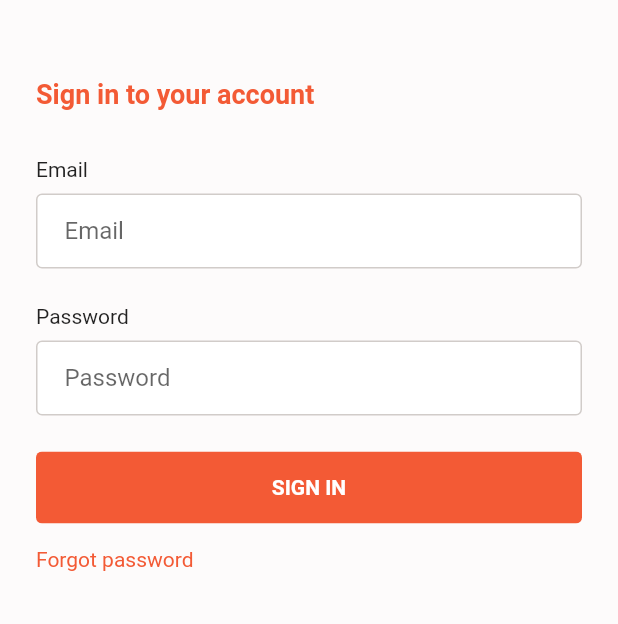
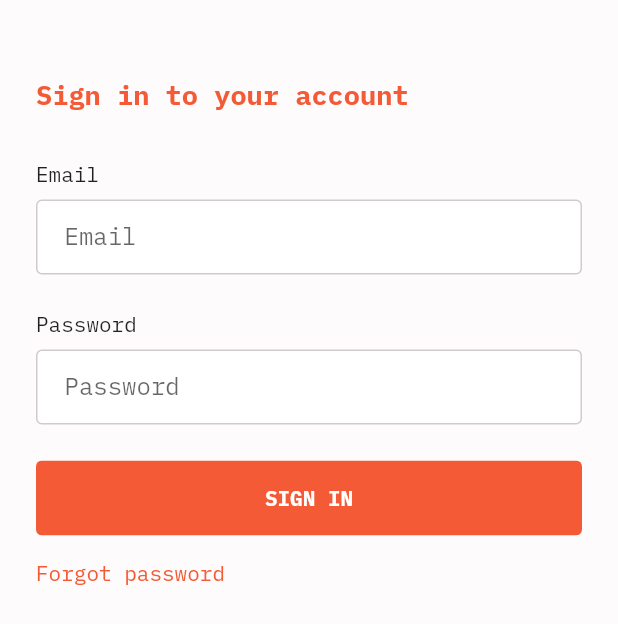
Before and after one commit to danheim/huntd-demo-flutter, a Flutter app: the screen it shows after launch, on a phone screen of 412 x 824 dp. Shown: the top 624 px of the screen. Run offline on Flutter 3.47's test engine with Material 2 defaults, Android fonts, the phone set to English and light mode, and no system bars; our stand-ins replace flushbar, google_fonts, shared_preferences.

Commit message:
add google fonts, IBMPlexMono default text theme

```diff
--- a/lib/main.dart
+++ b/lib/main.dart
@@ -5,6 +5,7 @@ import 'package:flutter_huntd_demo/providers/user_provider.dart';
 import 'package:flutter_huntd_demo/screens/Home/home_screen.dart';
 import 'package:flutter_huntd_demo/screens/Login/login_screen.dart';
 import 'package:flutter_huntd_demo/services/user_service.dart';
+import 'package:google_fonts/google_fonts.dart';
 import 'package:provider/provider.dart';
 
 void main() => runApp(HuntdApp());
@@ -20,7 +21,12 @@ class HuntdApp extends StatelessWidget {
       child: MaterialApp(
         debugShowCheckedModeBanner: false,
         title: 'Huntd App Demo',
-        theme: ThemeData(scaffoldBackgroundColor: colorBackground),
+        theme: ThemeData(
+          scaffoldBackgroundColor: colorBackground,
+          textTheme: GoogleFonts.ibmPlexMonoTextTheme(
+            Theme.of(context).textTheme,
+          ),
+        ),
         home: FutureBuilder(
           future: UserService().getUser(),
           builder: (context, snapshot) {
--- a/lib/screens/Login/widgets/body.dart
+++ b/lib/screens/Login/widgets/body.dart
@@ -58,7 +58,7 @@ class _BodyState extends State<Body> {
                   'Sign in to your account',
                   style: TextStyle(
                     fontSize: 18,
-                    fontWeight: FontWeight.bold,
+                    fontWeight: FontWeight.w700,
                     color: colorCitrus,
                   ),
                 ),
```
